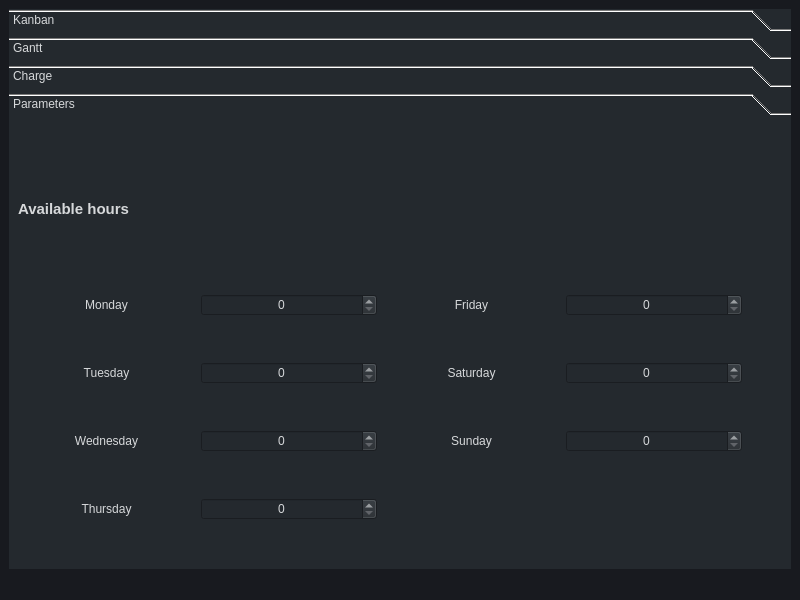
Old version of the form mainwindow.ui in the repository MaximeAeva/TheEfficientGuy.
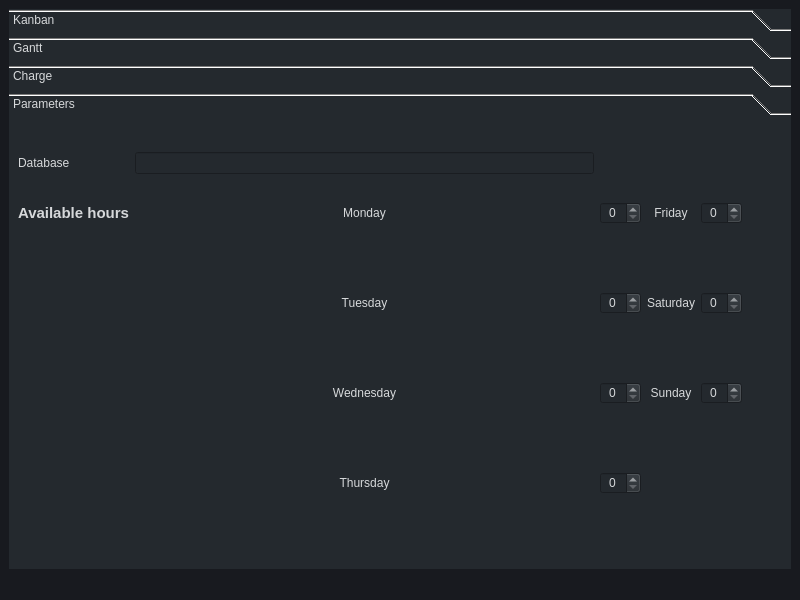
New version of the form. The open tabs and pages were chosen to show the change. Custom widgets are drawn as their Qt base class.

The edit to the form file:
```diff
--- a/mainwindow.ui
+++ b/mainwindow.ui
@@ -26,7 +26,7 @@
 </string>
       </property>
       <property name="currentIndex">
-       <number>2</number>
+       <number>0</number>
       </property>
       <widget class="QWidget" name="page">
        <property name="geometry">
@@ -126,7 +126,7 @@
         <string>Parameters</string>
        </attribute>
        <layout class="QGridLayout" name="gridLayout">
-        <item row="7" column="0">
+        <item row="10" column="1">
          <spacer name="verticalSpacer_3">
           <property name="orientation">
            <enum>Qt::Vertical</enum>
@@ -142,10 +142,10 @@
           </property>
          </spacer>
         </item>
-        <item row="2" column="0">
-         <widget class="QLabel" name="label">
+        <item row="9" column="1">
+         <widget class="QLabel" name="label_3">
           <property name="text">
-           <string>Monday</string>
+           <string>Wednesday</string>
           </property>
           <property name="scaledContents">
            <bool>false</bool>
@@ -155,74 +155,95 @@
           </property>
          </widget>
         </item>
-        <item row="6" column="3">
-         <widget class="QSpinBox" name="spinSunday">
-          <property name="alignment">
-           <set>Qt::AlignCenter</set>
-          </property>
-         </widget>
-        </item>
-        <item row="6" column="2">
-         <widget class="QLabel" name="label_7">
+        <item row="0" column="0">
+         <widget class="QLabel" name="label_9">
           <property name="text">
-           <string>Sunday</string>
+           <string>Database</string>
           </property>
-          <property name="scaledContents">
-           <bool>false</bool>
-          </property>
-          <property name="alignment">
-           <set>Qt::AlignCenter</set>
-          </property>
          </widget>
         </item>
-        <item row="2" column="3">
-         <widget class="QSpinBox" name="spinFriday">
+        <item row="9" column="2">
+         <widget class="QSpinBox" name="spinWednesday">
           <property name="alignment">
            <set>Qt::AlignCenter</set>
           </property>
          </widget>
         </item>
-        <item row="8" column="0">
-         <widget class="QLabel" name="label_4">
-          <property name="text">
-           <string>Thursday</string>
-          </property>
-          <property name="scaledContents">
-           <bool>false</bool>
-          </property>
+        <item row="7" column="2">
+         <widget class="QSpinBox" name="spinTuesday">
           <property name="alignment">
            <set>Qt::AlignCenter</set>
           </property>
          </widget>
         </item>
-        <item row="2" column="1">
+        <item row="5" column="2">
          <widget class="QSpinBox" name="spinMonday">
           <property name="alignment">
            <set>Qt::AlignCenter</set>
           </property>
          </widget>
         </item>
-        <item row="4" column="0">
-         <widget class="QLabel" name="label_2">
-          <property name="text">
-           <string>Tuesday</string>
-          </property>
-          <property name="scaledContents">
-           <bool>false</bool>
-          </property>
+        <item row="9" column="4">
+         <widget class="QSpinBox" name="spinSunday">
           <property name="alignment">
            <set>Qt::AlignCenter</set>
           </property>
          </widget>
         </item>
-        <item row="8" column="1">
+        <item row="11" column="2">
          <widget class="QSpinBox" name="spinThursday">
           <property name="alignment">
            <set>Qt::AlignCenter</set>
           </property>
          </widget>
         </item>
-        <item row="0" column="0" colspan="2">
+        <item row="6" column="1">
+         <spacer name="verticalSpacer">
+          <property name="orientation">
+           <enum>Qt::Vertical</enum>
+          </property>
+          <property name="sizeType">
+           <enum>QSizePolicy::Fixed</enum>
+          </property>
+          <property name="sizeHint" stdset="0">
+           <size>
+            <width>20</width>
+            <height>40</height>
+           </size>
+          </property>
+         </spacer>
+        </item>
+        <item row="7" column="4">
+         <widget class="QSpinBox" name="spinSaturday">
+          <property name="alignment">
+           <set>Qt::AlignCenter</set>
+          </property>
+         </widget>
+        </item>
+        <item row="5" column="4">
+         <widget class="QSpinBox" name="spinFriday">
+          <property name="alignment">
+           <set>Qt::AlignCenter</set>
+          </property>
+         </widget>
+        </item>
+        <item row="9" column="7">
+         <spacer name="horizontalSpacer">
+          <property name="orientation">
+           <enum>Qt::Horizontal</enum>
+          </property>
+          <property name="sizeType">
+           <enum>QSizePolicy::Fixed</enum>
+          </property>
+          <property name="sizeHint" stdset="0">
+           <size>
+            <width>40</width>
+            <height>20</height>
+           </size>
+          </property>
+         </spacer>
+        </item>
+        <item row="5" column="0">
          <widget class="QLabel" name="label_8">
           <property name="font">
            <font>
@@ -236,39 +257,49 @@
           </property>
          </widget>
         </item>
-        <item row="9" column="0">
-         <spacer name="verticalSpacer_4">
-          <property name="orientation">
-           <enum>Qt::Vertical</enum>
+        <item row="11" column="1">
+         <widget class="QLabel" name="label_4">
+          <property name="text">
+           <string>Thursday</string>
           </property>
-          <property name="sizeType">
-           <enum>QSizePolicy::Fixed</enum>
+          <property name="scaledContents">
+           <bool>false</bool>
           </property>
-          <property name="sizeHint" stdset="0">
-           <size>
-            <width>20</width>
-            <height>40</height>
-           </size>
+          <property name="alignment">
+           <set>Qt::AlignCenter</set>
           </property>
-         </spacer>
+         </widget>
         </item>
-        <item row="3" column="0">
-         <spacer name="verticalSpacer">
-          <property name="orientation">
-           <enum>Qt::Vertical</enum>
+        <item row="0" column="1">
+         <widget class="QLineEdit" name="dbName"/>
+        </item>
+        <item row="7" column="1">
+         <widget class="QLabel" name="label_2">
+          <property name="text">
+           <string>Tuesday</string>
           </property>
-          <property name="sizeType">
-           <enum>QSizePolicy::Fixed</enum>
+          <property name="scaledContents">
+           <bool>false</bool>
           </property>
-          <property name="sizeHint" stdset="0">
-           <size>
-            <width>20</width>
-            <height>40</height>
-           </size>
+          <property name="alignment">
+           <set>Qt::AlignCenter</set>
           </property>
-         </spacer>
+         </widget>
         </item>
-        <item row="5" column="0">
+        <item row="5" column="3">
+         <widget class="QLabel" name="label_5">
+          <property name="text">
+           <string>Friday</string>
+          </property>
+          <property name="scaledContents">
+           <bool>false</bool>
+          </property>
+          <property name="alignment">
+           <set>Qt::AlignCenter</set>
+          </property>
+         </widget>
+        </item>
+        <item row="8" column="1">
          <spacer name="verticalSpacer_2">
           <property name="orientation">
            <enum>Qt::Vertical</enum>
@@ -284,30 +315,7 @@
           </property>
          </spacer>
         </item>
-        <item row="6" column="6">
-         <spacer name="horizontalSpacer">
-          <property name="orientation">
-           <enum>Qt::Horizontal</enum>
-          </property>
-          <property name="sizeType">
-           <enum>QSizePolicy::Fixed</enum>
-          </property>
-          <property name="sizeHint" stdset="0">
-           <size>
-            <width>40</width>
-            <height>20</height>
-           </size>
-          </property>
-         </spacer>
-        </item>
-        <item row="6" column="1">
-         <widget class="QSpinBox" name="spinWednesday">
-          <property name="alignment">
-           <set>Qt::AlignCenter</set>
-          </property>
-         </widget>
-        </item>
-        <item row="4" column="2">
+        <item row="7" column="3">
          <widget class="QLabel" name="label_6">
           <property name="text">
            <string>Saturday</string>
@@ -320,24 +328,10 @@
           </property>
          </widget>
         </item>
-        <item row="4" column="3">
-         <widget class="QSpinBox" name="spinSaturday">
-          <property name="alignment">
-           <set>Qt::AlignCenter</set>
-          </property>
-         </widget>
-        </item>
-        <item row="4" column="1">
-         <widget class="QSpinBox" name="spinTuesday">
-          <property name="alignment">
-           <set>Qt::AlignCenter</set>
-          </property>
-         </widget>
-        </item>
-        <item row="2" column="2">
-         <widget class="QLabel" name="label_5">
+        <item row="9" column="3">
+         <widget class="QLabel" name="label_7">
           <property name="text">
-           <string>Friday</string>
+           <string>Sunday</string>
           </property>
           <property name="scaledContents">
            <bool>false</bool>
@@ -347,10 +341,10 @@
           </property>
          </widget>
         </item>
-        <item row="6" column="0">
-         <widget class="QLabel" name="label_3">
+        <item row="5" column="1">
+         <widget class="QLabel" name="label">
           <property name="text">
-           <string>Wednesday</string>
+           <string>Monday</string>
           </property>
           <property name="scaledContents">
            <bool>false</bool>
@@ -360,6 +354,22 @@
           </property>
          </widget>
         </item>
+        <item row="12" column="1">
+         <spacer name="verticalSpacer_4">
+          <property name="orientation">
+           <enum>Qt::Vertical</enum>
+          </property>
+          <property name="sizeType">
+           <enum>QSizePolicy::Fixed</enum>
+          </property>
+          <property name="sizeHint" stdset="0">
+           <size>
+            <width>20</width>
+            <height>40</height>
+           </size>
+          </property>
+         </spacer>
+        </item>
        </layout>
       </widget>
      </widget>
```
